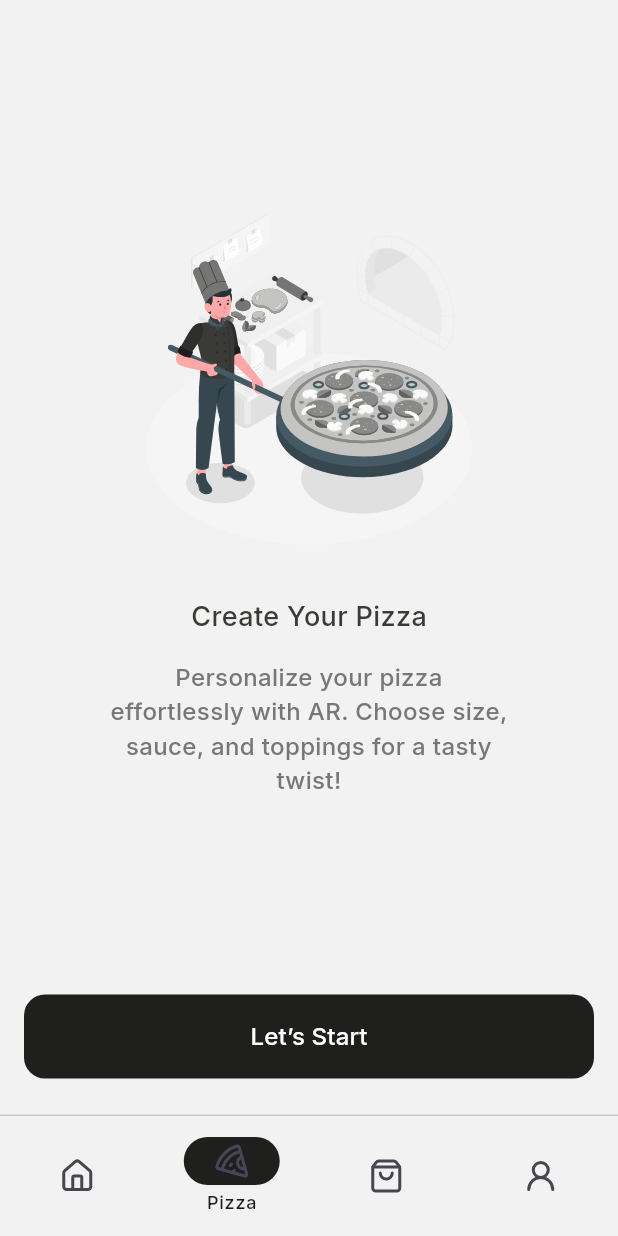
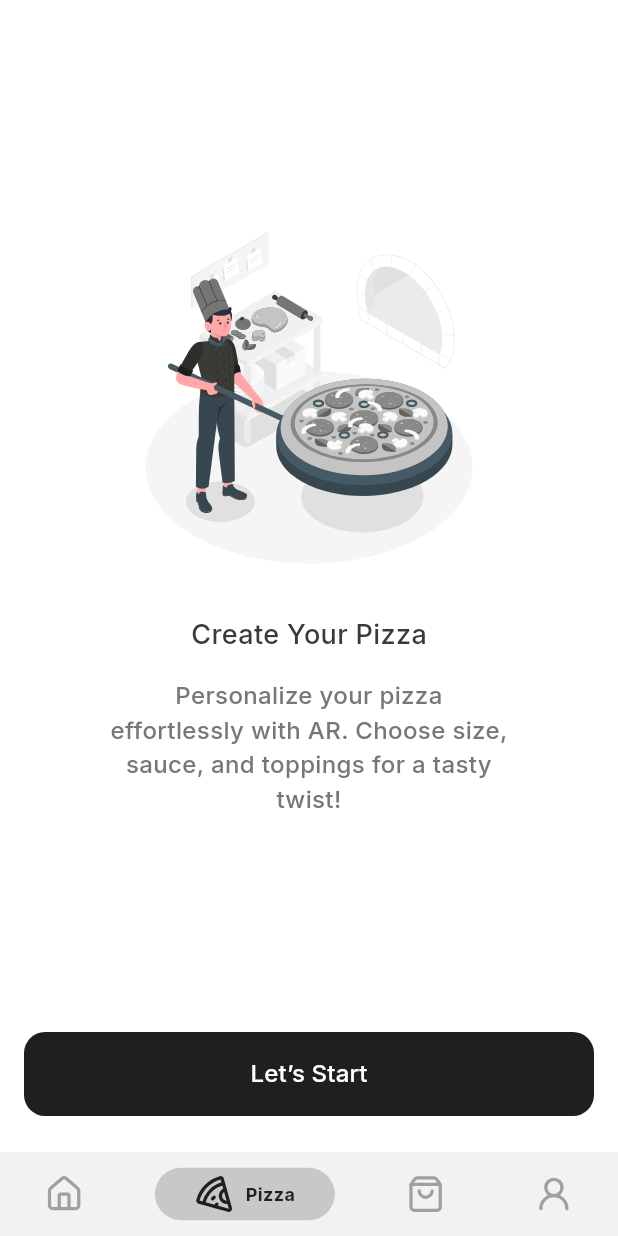
Before and after one commit to Jinlei2000/pizza-ar-flutter-2023, a Flutter app: the screen it shows after launch, item 2 of the bottom bar chosen, on a phone screen of 412 x 824 dp. Run offline on Flutter 3.47's test engine with Material 3 defaults, Android fonts, the light colour scheme and no system bars; drawn by our look-alikes of persistent_bottom_nav_bar; our stand-ins replace flutter_svg, google_fonts, lucide_icons.

Commit message:
feat: use a new bottom nav

```diff
--- a/lib/components/bottom_navigation.dart
+++ b/lib/components/bottom_navigation.dart
@@ -1,5 +1,9 @@
 // bottom_navigation.dart
+import 'package:bitz/screens/other/pizza/customize_pizza_ar.dart';
+import 'package:bitz/screens/other/pizza/overview_order.dart';
+import 'package:bitz/screens/other/pizza/payment.dart';
 import 'package:flutter/material.dart';
+import 'package:persistent_bottom_nav_bar/persistent_tab_view.dart';
 import '../utils/colors.dart';
 import 'package:bitz/screens/tabs/home.dart';
 import 'package:bitz/screens/tabs/order.dart';
@@ -17,64 +21,75 @@ class BottomNavigation extends StatefulWidget {
 }
 
 class _BottomNavigationState extends State<BottomNavigation> {
-  int currentTabIndex = 0;
+  final PersistentTabController _controller = PersistentTabController();
 
-  @override
-  Widget build(BuildContext context) {
-    final List<Widget> pages = [
-      HomePage(navigateToTabIndex: _navigateToTabIndex),
+  List<Widget> _buildScreens() => [
+        const HomePage(),
         const PizzaPage(),
         const OrderPage(),
         const ProfilePage(),
       ];
 
-    const List<IconData> icons = [
-      LucideIcons.home,
-      LucideIcons.pizza,
-      LucideIcons.shoppingBag,
-      LucideIcons.user2,
+  List<PersistentBottomNavBarItem> _navBarsItems() => [
+        PersistentBottomNavBarItem(
+          icon: const Icon(LucideIcons.home),
+          title: 'Home',
+          activeColorPrimary: MyColors.button,
+          inactiveColorPrimary: MyColors.gray500,
+        ),
+        PersistentBottomNavBarItem(
+          icon: const Icon(LucideIcons.pizza),
+          title: 'Pizza',
+          activeColorPrimary: MyColors.button,
+          inactiveColorPrimary: MyColors.gray500,
+          // routeAndNavigatorSettings: RouteAndNavigatorSettings(
+          //   initialRoute: '/pizza',
+          //   routes: {
+          //     '/pizza/customize': (context) => const CustomizePizzaArPage(),
+          //     '/pizza/overview-order': (context) => const OverviewOrderPage(),
+          //     '/pizza/payment': (context) => const PaymentPage(),
+          //   },
+          // ),
+        ),
+        PersistentBottomNavBarItem(
+          icon: const Icon(LucideIcons.shoppingBag),
+          title: 'Order',
+          activeColorPrimary: MyColors.button,
+          inactiveColorPrimary: MyColors.gray500,
+        ),
+        PersistentBottomNavBarItem(
+          icon: const Icon(LucideIcons.user2),
+          title: 'You',
+          activeColorPrimary: MyColors.button,
+          inactiveColorPrimary: MyColors.gray500,
+        ),
       ];
 
-    const List<String> labels = ['Home', 'Pizza', 'Order', 'You'];
-
-    return Scaffold(
-      bottomNavigationBar: Container(
-        decoration: const BoxDecoration(
-          border: Border(
-            top: BorderSide(
-              color: MyColors.gray300,
-              width: 1,
+  @override
+  Widget build(BuildContext context) {
+    return PersistentTabView(
+      context,
+      controller: _controller,
+      screens: _buildScreens(),
+      items: _navBarsItems(),
+      confineInSafeArea: true,
+      backgroundColor: MyColors.background,
+      handleAndroidBackButtonPress: true,
+      resizeToAvoidBottomInset: true,
+      stateManagement: true,
+      hideNavigationBarWhenKeyboardShows: true,
+      popAllScreensOnTapOfSelectedTab: true,
+      popActionScreens: PopActionScreensType.all,
+      itemAnimationProperties: const ItemAnimationProperties(
+        duration: Duration(milliseconds: 200),
+        curve: Curves.ease,
       ),
+      screenTransitionAnimation: const ScreenTransitionAnimation(
+        animateTabTransition: true,
+        curve: Curves.ease,
+        duration: Duration(milliseconds: 200),
       ),
-        ),
-        child: NavigationBar(
-          onDestinationSelected: (int index) {
-            setState(() {
-              currentTabIndex = index;
-            });
-          },
-          indicatorColor: MyColors.button,
-          backgroundColor: MyColors.background,
-          elevation: 0,
-          selectedIndex: currentTabIndex,
-          labelBehavior: NavigationDestinationLabelBehavior.onlyShowSelected,
-          destinations: List.generate(
-            icons.length,
-            (index) => NavigationDestination(
-              icon: Icon(icons[index]),
-              label: labels[index],
-            ),
-          ),
-        ),
-      ),
-      body: pages[currentTabIndex],
+      navBarStyle: NavBarStyle.style1,
     );
   }
-
-  // Callback function to handle tab navigation (called from the child widget)
-  void _navigateToTabIndex(int index) {
-    setState(() {
-      currentTabIndex = index;
-    });
 }
-}
--- a/lib/main.dart
+++ b/lib/main.dart
@@ -1,6 +1,14 @@
 // main.dart
 import 'package:bitz/components/bottom_navigation.dart';
+import 'package:bitz/screens/other/order/order_detail.dart';
 import 'package:bitz/screens/other/pizza/customize_pizza_ar.dart';
+import 'package:bitz/screens/other/pizza/overview_order.dart';
+import 'package:bitz/screens/other/pizza/payment.dart';
+import 'package:bitz/screens/tabs/home.dart';
+import 'package:bitz/screens/tabs/order.dart';
+import 'package:bitz/screens/tabs/pizza.dart';
+import 'package:bitz/screens/tabs/profile.dart';
+import 'package:bitz/utils/colors.dart';
 import 'package:flutter/material.dart';
 import 'package:google_fonts/google_fonts.dart';
 
@@ -16,12 +24,18 @@ class MyApp extends StatelessWidget {
     return MaterialApp(
       // Hide debug banner
       debugShowCheckedModeBanner: false,
-      // home: const BottomNavigation(),
 
+      home: const BottomNavigation(),
       initialRoute: '/',
       routes: {
-        '/': (context) => const BottomNavigation(),
+        '/home': (context) => const HomePage(),
+        '/order': (context) => const OrderPage(),
+        '/pizza': (context) => const PizzaPage(),
+        '/profile': (context) => const ProfilePage(),
         '/pizza/customize': (context) => const CustomizePizzaArPage(),
+        '/pizza/overview-order': (context) => const OverviewOrderPage(),
+        '/pizza/payment': (context) => const PaymentPage(),
+        '/order/detail': (context) => const OrderDetailPage(),
       },
 
       theme: ThemeData(
@@ -29,6 +43,7 @@ class MyApp extends StatelessWidget {
         brightness: Brightness.light,
         // Default font (Inter)
         fontFamily: GoogleFonts.inter().fontFamily,
+        colorScheme: const ColorScheme.light(background: MyColors.background),
       ),
     );
   }
--- a/lib/screens/other/order/order_detail.dart
+++ b/lib/screens/other/order/order_detail.dart
@@ -1,9 +1,9 @@
-// orer_detail.dart
+// order_detail.dart
 import 'package:bitz/utils/colors.dart';
 import 'package:flutter/material.dart';
 
-class HomePage extends StatelessWidget {
-  const HomePage({Key? key}) : super(key: key);
+class OrderDetailPage extends StatelessWidget {
+  const OrderDetailPage({Key? key}) : super(key: key);
 
   @override
   Widget build(BuildContext context) {
--- a/lib/screens/other/pizza/customize_pizza_ar.dart
+++ b/lib/screens/other/pizza/customize_pizza_ar.dart
@@ -6,8 +6,13 @@ class CustomizePizzaArPage extends StatelessWidget {
 
   @override
   Widget build(BuildContext context) {
-    return const Scaffold(
-      body: Center(
+    return Scaffold(
+      // add appbar with back button
+      appBar: AppBar(
+        leading: const BackButton(),
+      ),
+
+      body: const Center(
         child: Text('Customize Pizza AR'),
       ),
     );
--- a/lib/screens/tabs/home.dart
+++ b/lib/screens/tabs/home.dart
@@ -1,21 +1,20 @@
 // home.dart
 import 'package:bitz/components/button.dart';
+import 'package:bitz/screens/tabs/pizza.dart';
 import 'package:bitz/utils/colors.dart';
 import 'package:flutter/material.dart';
+import 'package:persistent_bottom_nav_bar/persistent_tab_view.dart';
 
 class HomePage extends StatelessWidget {
-  final void Function(int) navigateToTabIndex;
   const HomePage({
     Key? key,
-    required this.navigateToTabIndex,
   }) : super(key: key);
 
   @override
   Widget build(BuildContext context) {
     return Scaffold(
-      backgroundColor: MyColors.background,
       body: _body(),
-      floatingActionButton: _floatingActionButton(),
+      floatingActionButton: _floatingActionButton(context),
       floatingActionButtonLocation: FloatingActionButtonLocation.centerFloat,
     );
   }
@@ -48,14 +47,13 @@ class HomePage extends StatelessWidget {
     );
   }
 
-  Container _floatingActionButton() {
+  Container _floatingActionButton(BuildContext context) {
     return Container(
       margin: const EdgeInsets.only(bottom: 8, left: 16, right: 16),
       child: Button(
         text: 'Order Now',
         onPressed: () {
           // go to tab pizza (index 1)
-          navigateToTabIndex(1);
         },
       ),
     );
--- a/lib/screens/tabs/pizza.dart
+++ b/lib/screens/tabs/pizza.dart
@@ -1,8 +1,10 @@
 // pizza.dart
 import 'package:bitz/components/button.dart';
+import 'package:bitz/screens/other/pizza/customize_pizza_ar.dart';
 import 'package:bitz/utils/colors.dart';
 import 'package:flutter/material.dart';
 import 'package:flutter_svg/svg.dart';
+import 'package:persistent_bottom_nav_bar/persistent_tab_view.dart';
 
 class PizzaPage extends StatelessWidget {
   const PizzaPage({Key? key}) : super(key: key);
@@ -10,7 +12,6 @@ class PizzaPage extends StatelessWidget {
   @override
   Widget build(BuildContext context) {
     return Scaffold(
-      backgroundColor: MyColors.background,
       body: _body(),
       floatingActionButton: _floatingActionButton(context),
       floatingActionButtonLocation: FloatingActionButtonLocation.centerFloat,
@@ -72,7 +73,12 @@ class PizzaPage extends StatelessWidget {
         text: 'Let’s Start',
         onPressed: () {
           // Navigate to Customize Pizza AR Page
-          Navigator.pushNamed(context, '/pizza/customize');
+          PersistentNavBarNavigator.pushNewScreen(
+            context,
+            screen: const CustomizePizzaArPage(),
+            withNavBar: false,
+            pageTransitionAnimation: PageTransitionAnimation.cupertino,
+          );
         },
       ),
     );
--- a/pubspec.yaml
+++ b/pubspec.yaml
@@ -38,6 +38,7 @@ dependencies:
   lucide_icons: ^0.257.0
   google_fonts: ^6.1.0
   flutter_svg: ^2.0.9
+  persistent_bottom_nav_bar: ^5.0.2
 
 dev_dependencies:
   flutter_test:
```
Also changed, not shown: pubspec.lock. Lines whose indentation alone changed are shown as unchanged.
